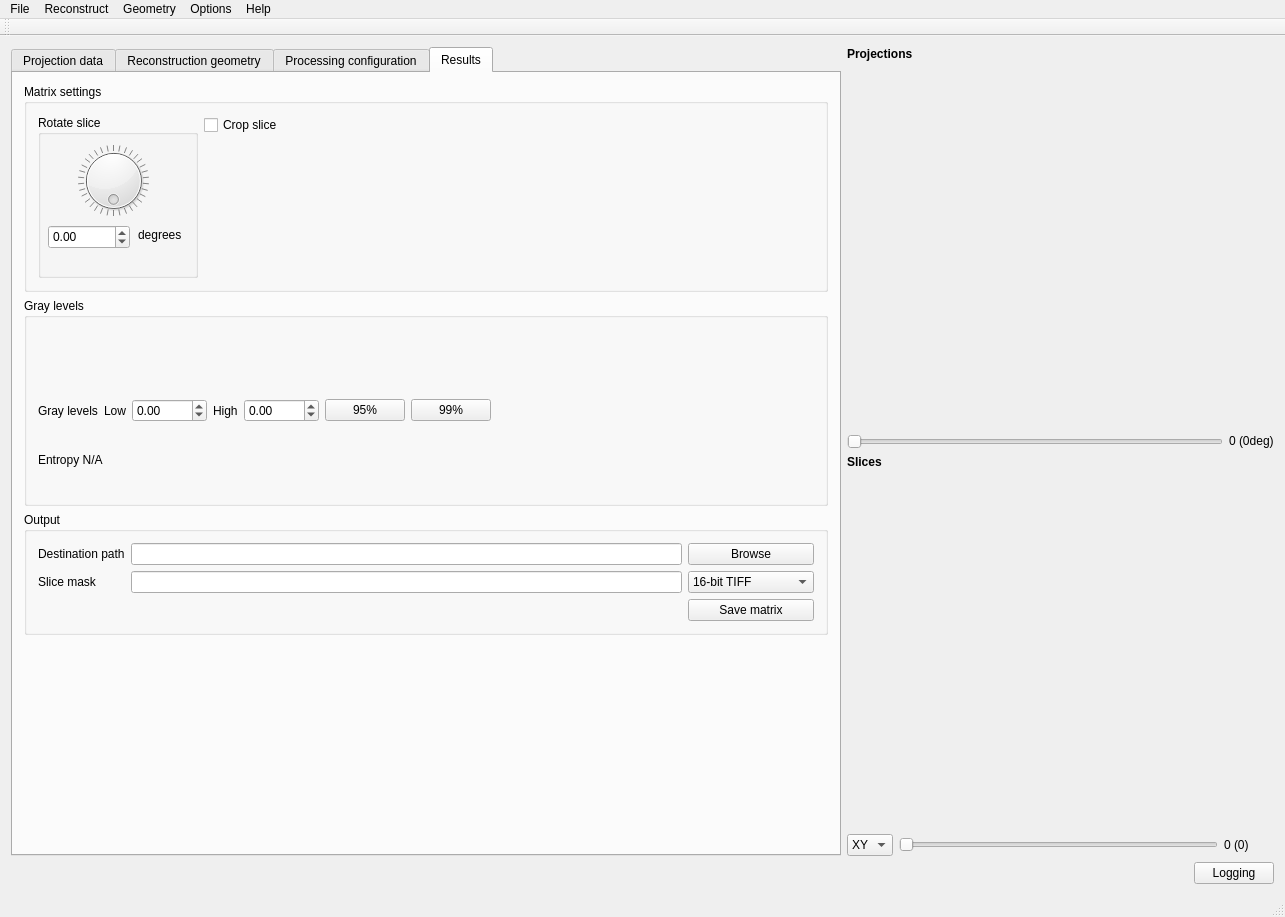
Old version of the form applications/muhrec3/src/muhrecmainwindow.ui in the repository neutronimaging/imagingsuite.
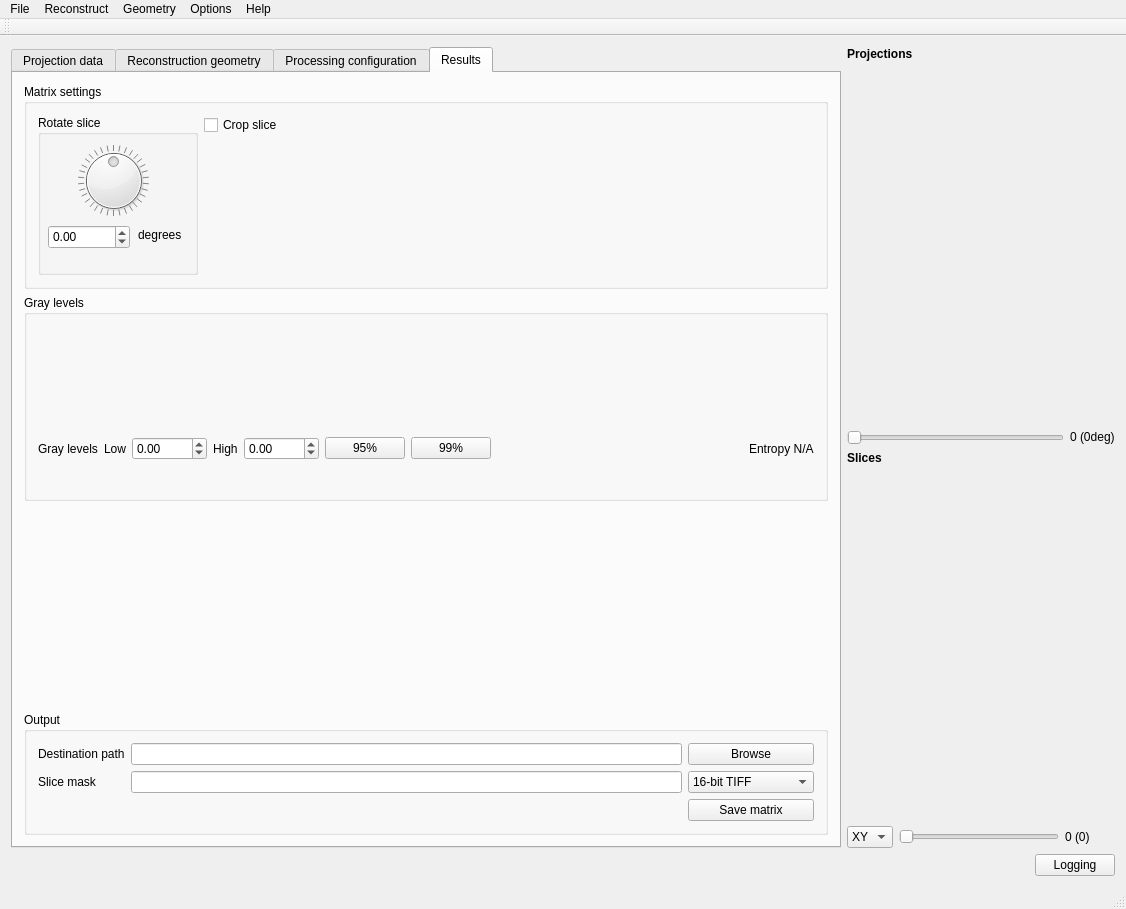
New version of the form. The open tabs and pages were chosen to show the change. Custom widgets are drawn as their Qt base class.

Commit message: Changed rotate matrix interval to +-180 and code cleanup

Diff of the .ui file:
```diff
--- a/applications/muhrec3/src/muhrecmainwindow.ui
+++ b/applications/muhrec3/src/muhrecmainwindow.ui
@@ -6,8 +6,8 @@
    <rect>
     <x>0</x>
     <y>0</y>
-    <width>1285</width>
-    <height>917</height>
+    <width>1126</width>
+    <height>909</height>
    </rect>
   </property>
   <property name="windowTitle">
@@ -1722,10 +1722,10 @@
                    </rect>
                   </property>
                   <property name="minimum">
-                   <number>0</number>
+                   <number>-1800</number>
                   </property>
                   <property name="maximum">
-                   <number>3600</number>
+                   <number>1800</number>
                   </property>
                   <property name="wrapping">
                    <bool>true</bool>
@@ -1944,18 +1944,31 @@
                  </property>
                 </spacer>
                </item>
+               <item>
+                <widget class="QLabel" name="labelMatrixEntropy">
+                 <property name="text">
+                  <string>Entropy N/A</string>
+                 </property>
+                </widget>
+               </item>
               </layout>
              </item>
-             <item>
-              <widget class="QLabel" name="labelMatrixEntropy">
-               <property name="text">
-                <string>Entropy N/A</string>
-               </property>
-              </widget>
-             </item>
             </layout>
            </widget>
           </item>
+          <item>
+           <spacer name="verticalSpacer">
+            <property name="orientation">
+             <enum>Qt::Vertical</enum>
+            </property>
+            <property name="sizeHint" stdset="0">
+             <size>
+              <width>20</width>
+              <height>40</height>
+             </size>
+            </property>
+           </spacer>
+          </item>
           <item>
            <widget class="QGroupBox" name="groupOutput">
             <property name="title">
@@ -2052,19 +2065,6 @@
             </layout>
            </widget>
           </item>
-          <item>
-           <spacer name="verticalSpacer">
-            <property name="orientation">
-             <enum>Qt::Vertical</enum>
-            </property>
-            <property name="sizeHint" stdset="0">
-             <size>
-              <width>20</width>
-              <height>40</height>
-             </size>
-            </property>
-           </spacer>
-          </item>
          </layout>
         </widget>
        </widget>
@@ -2275,7 +2275,7 @@
     <rect>
      <x>0</x>
      <y>0</y>
-     <width>1285</width>
+     <width>1126</width>
      <height>22</height>
     </rect>
    </property>
```
Left out of the diff: 6 changed lines with no effect on the pictures. The commit also changes 3 other files.
